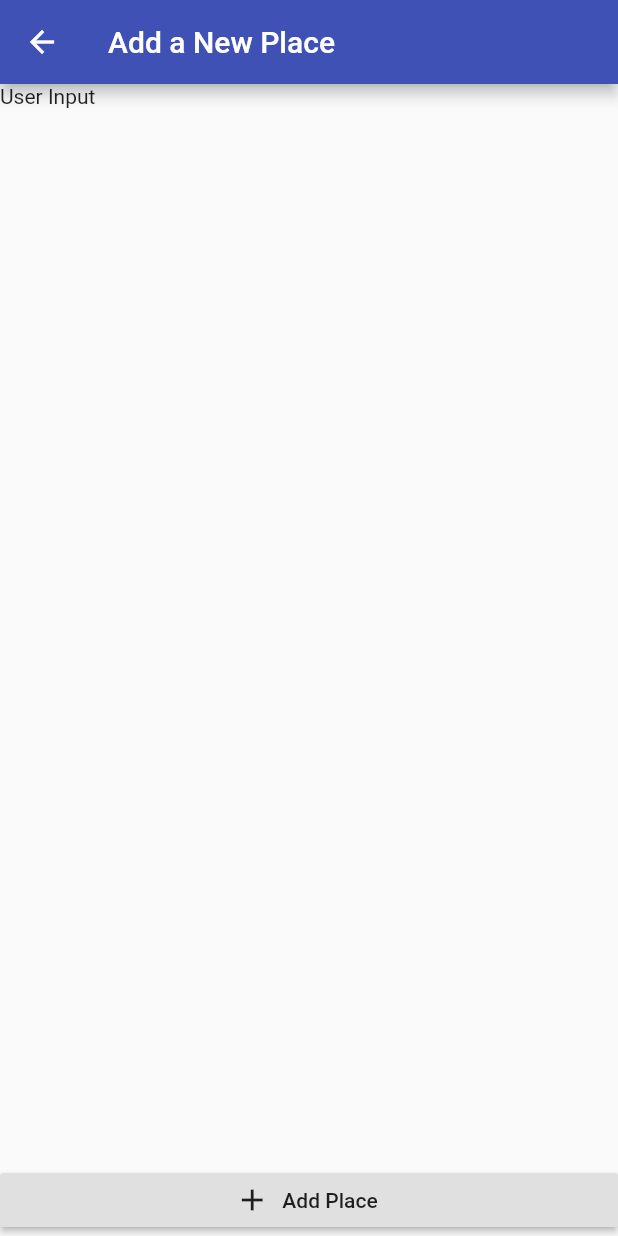
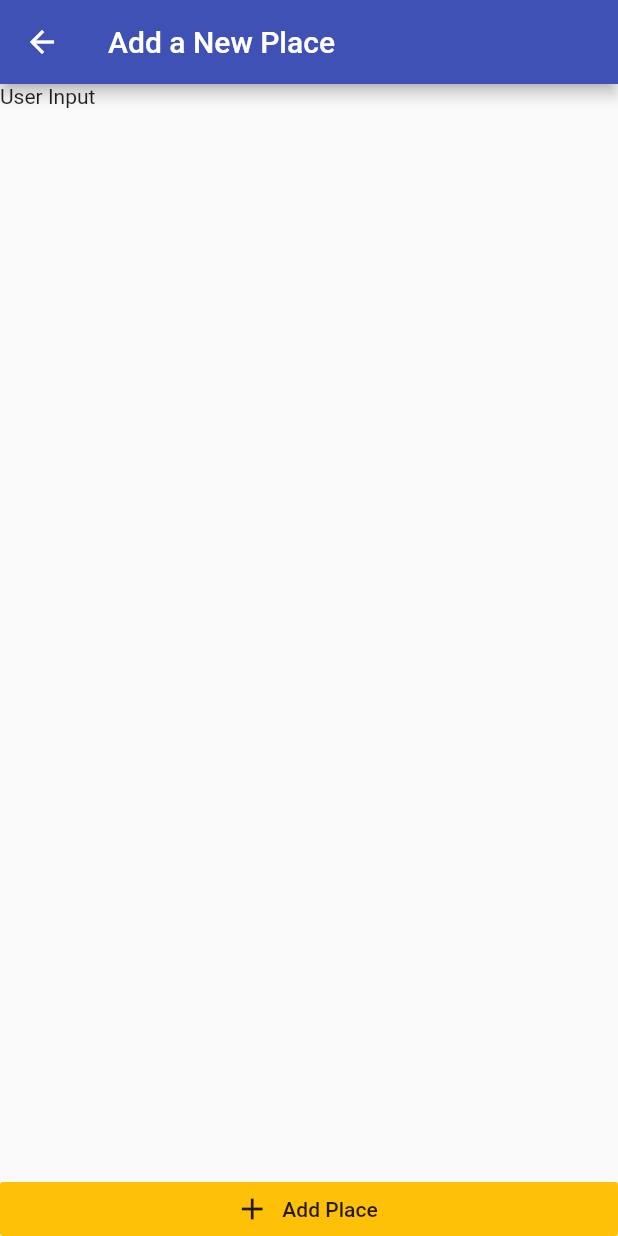
Before and after one commit to MiSteery/device_feature, a Flutter app: the AddPlace screen opened by its route, on a phone screen of 412 x 824 dp. Run offline on Flutter 3.47's test engine with Material 2 defaults, Android fonts, the phone set to English and light mode, and no system bars.

Commit message:
feat:Add color and fix size of the button

```diff
--- a/lib/screens/add_place.dart
+++ b/lib/screens/add_place.dart
@@ -22,6 +22,9 @@ class _AddPlaceState extends State<AddPlace> {
             icon: Icon(Icons.add),
             label: Text('Add Place'),
             onPressed: () {},
+            elevation: 0,
+            materialTapTargetSize: MaterialTapTargetSize.shrinkWrap,
+            color: Theme.of(context).accentColor,
           ),
         ],
       ),
```
